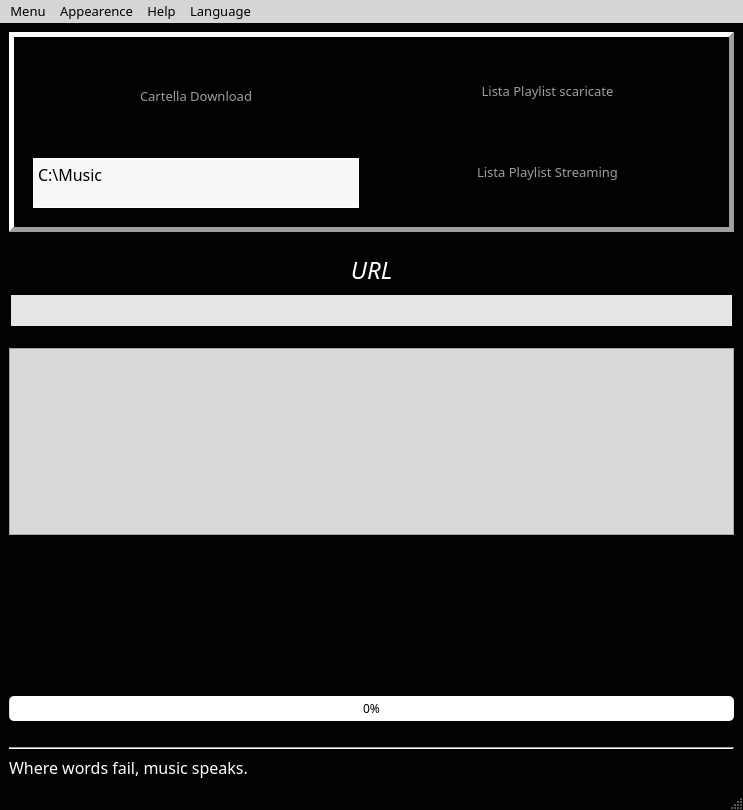
kekfic/mytunefy, file gui/gui_main.ui: the form before one commit.
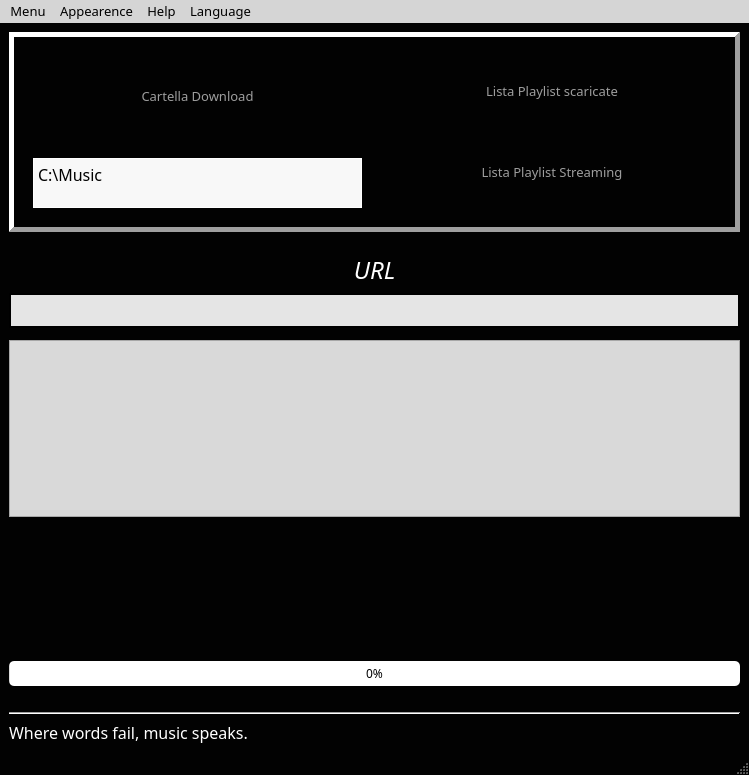
The form after the commit. Icons and pictures are not drawn.

The edit to the form file:
```diff
--- a/gui/gui_main.ui
+++ b/gui/gui_main.ui
@@ -6,8 +6,8 @@
    <rect>
     <x>0</x>
     <y>0</y>
-    <width>743</width>
-    <height>810</height>
+    <width>749</width>
+    <height>775</height>
    </rect>
   </property>
   <property name="maximumSize">
@@ -1201,7 +1201,7 @@
     <rect>
      <x>0</x>
      <y>0</y>
-     <width>743</width>
+     <width>749</width>
      <height>29</height>
     </rect>
    </property>
```
Left out of the diff: 48 changed lines with no effect on the pictures.
